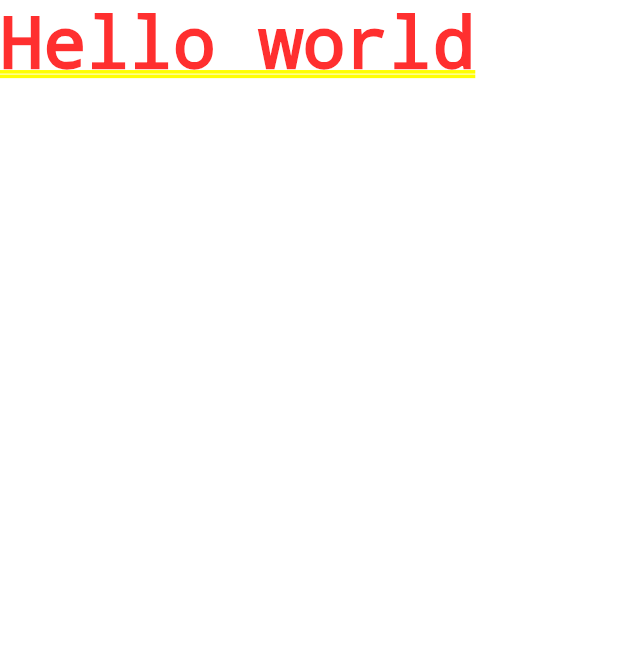
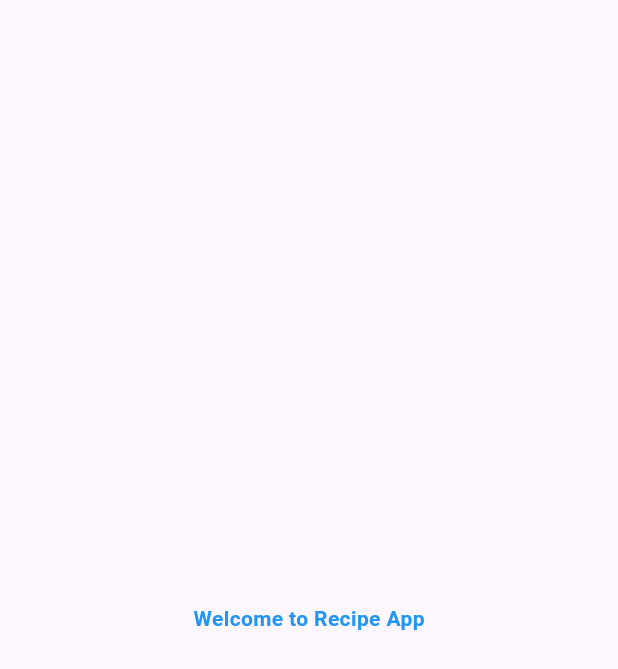
Before and after one commit to romeovasil/RecipeApp, a Flutter app: the first screen one second after launch, on a phone screen of 412 x 824 dp. Shown: the top 669 px of the screen. Run offline on Flutter 3.47's test engine with Material 3 defaults, Android fonts, the phone set to English and light mode, and no system bars.

```diff
--- /dev/null
+++ b/lib/features/app/splash_screen/splash_screen.dart
@@ -0,0 +1,37 @@
+import 'package:flutter/material.dart';
+
+import '../../user_auth/presentation/pages/login_page.dart';
+
+class SplashScreen extends StatefulWidget {
+  final Widget? child;
+  const SplashScreen({super.key, this.child});
+
+  @override
+  State<SplashScreen> createState() => _SplashScreenState();
+}
+
+class _SplashScreenState extends State<SplashScreen> {
+
+  @override
+  void initState() {
+
+    Future.delayed(Duration(seconds: 3),()
+    {
+      Navigator.pushAndRemoveUntil(
+          context, MaterialPageRoute(builder: (context) => widget.child!), (
+          route) => false);
+    });
+    super.initState();
+  }
+
+  @override
+  Widget build(BuildContext context) {
+    return const Scaffold(
+      body: Center(
+        child: Text ( "Welcome to Recipe App",
+          style: TextStyle(
+              color: Colors.blue, fontWeight: FontWeight.bold),),
+      ),
+    );
+  }
+}
--- a/lib/main.dart
+++ b/lib/main.dart
@@ -1,5 +1,18 @@
+import 'package:chs_p/features/app/splash_screen/splash_screen.dart';
+import 'package:chs_p/features/user_auth/presentation/pages/login_page.dart';
 import 'package:flutter/material.dart';
 
 void main() {
-  runApp(MaterialApp(home: Text('Hello world'),));
+  runApp(MyApp());
 }
+class MyApp extends StatelessWidget{
+  @override
+  Widget build(BuildContext context){
+    return const MaterialApp(
+      title: 'Recipe App',
+      home: SplashScreen(
+        child: LoginPage(),
+      )
+    );
+  }
+}
--- a/pubspec.yaml
+++ b/pubspec.yaml
@@ -35,6 +35,9 @@ dependencies:
   # The following adds the Cupertino Icons font to your application.
   # Use with the CupertinoIcons class for iOS style icons.
   cupertino_icons: ^1.0.2
+cloud_firestore: ^4.13.5
+firebase_auth: ^4.15.2
+firebase_storage: ^11.5.5
 
 dev_dependencies:
   flutter_test:
```
Also changed, not shown: lib/features/user_auth/presentation/pages/login_page.dart (added, +19 -0 lines).
